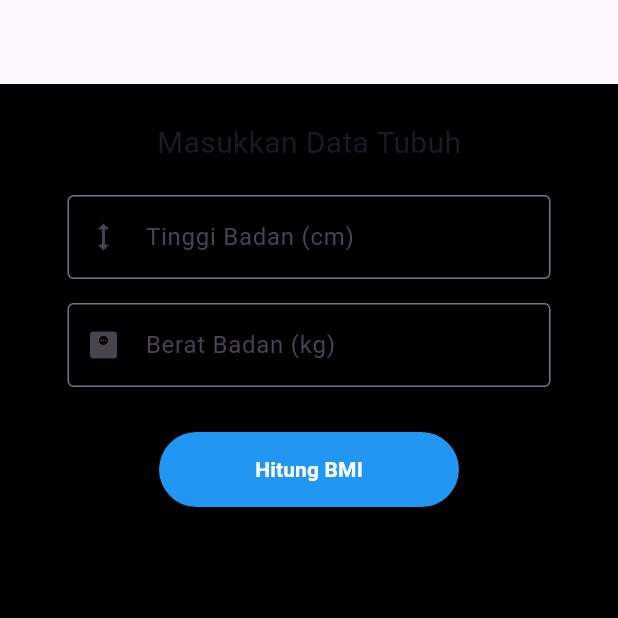
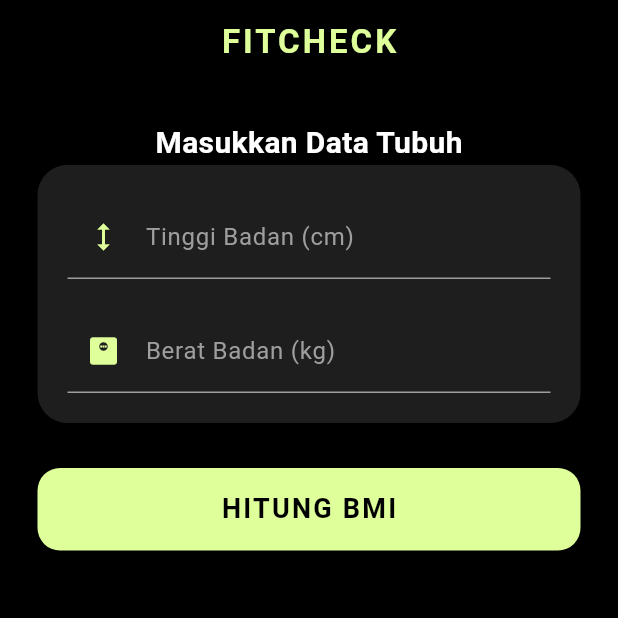
Before and after one commit to haikalassiddiqqi/uas_fitcheck_kalori, a Flutter app: the screen it shows after launch, on a phone screen of 412 x 824 dp, the top half of it. Run offline on Flutter 3.47's test engine with Material 3 defaults, Android fonts, the phone set to English and light mode, and no system bars.

Commit message:
membuat card untuk fitur tinggi badan, dan berat badan

```diff
--- a/lib/main.dart
+++ b/lib/main.dart
@@ -65,7 +65,17 @@ class _MyHomePageState extends State<MyHomePage> {
    return Scaffold(
   backgroundColor: Colors.black,
  appBar: AppBar(
-    // ... isi AppBar Neon tadi ...
+        title: const Text(
+          "FITCHECK",
+          style: TextStyle(
+            color: Color(0xFFDEFF9A), // Ini si Hijau Stabilo-nya
+            fontWeight: FontWeight.bold,
+            letterSpacing: 2
+          )
+        ),
+        backgroundColor: Colors.black,
+        centerTitle: true,
+        elevation: 0,
       ),
   body: SingleChildScrollView( // Cukup satu saja di sini
     child: Padding( // Langsung masuk ke Padding
@@ -75,34 +85,46 @@ class _MyHomePageState extends State<MyHomePage> {
             children: <Widget>[
               const Text(
   'Masukkan Data Tubuh',
-                style: TextStyle(fontSize: 20),
+  style: TextStyle(
+    fontSize: 20,
+    color: Colors.white, // Ini yang bikin tulisannya muncul terang
+    fontWeight: FontWeight.bold,
+  ),
+),
+              Container(
+  padding: const EdgeInsets.all(20),
+  decoration: BoxDecoration(
+    color: const Color(0xFF1E1E1E), // Abu-abu gelap premium
+    borderRadius: BorderRadius.circular(20),
+  ),
+  child: Column(
+    children: [
+      TextField(
+        controller: tinggiController,
+        keyboardType: TextInputType.number,
+        style: const TextStyle(color: Colors.white),
+        decoration: InputDecoration(
+          labelText: "Tinggi Badan (cm)",
+          labelStyle: const TextStyle(color: Colors.grey),
+          prefixIcon: const Icon(Icons.height, color: Color(0xFFDEFF9A)), // Ikon warna neon
+          enabledBorder: const UnderlineInputBorder(borderSide: BorderSide(color: Colors.grey)),
+          focusedBorder: const UnderlineInputBorder(borderSide: BorderSide(color: Color(0xFFDEFF9A))),
+        ),
       ),
       const SizedBox(height: 20),
-              Padding(
-                padding: const EdgeInsets.symmetric(horizontal: 20),
-                child: TextField(
-                  // 🧩 Step 2: Sambungkan controller ke TextField Tinggi
-                  controller: tinggiController,
+      TextField(
+        controller: beratController,
         keyboardType: TextInputType.number,
-                  decoration: const InputDecoration(
-                    labelText: 'Tinggi Badan (cm)',
-                    border: OutlineInputBorder(),
-                    prefixIcon: Icon(Icons.height),
+        style: const TextStyle(color: Colors.white),
+        decoration: InputDecoration(
+          labelText: "Berat Badan (kg)",
+          labelStyle: const TextStyle(color: Colors.grey),
+          prefixIcon: const Icon(Icons.monitor_weight, color: Color(0xFFDEFF9A)), // Ikon warna neon
+          enabledBorder: const UnderlineInputBorder(borderSide: BorderSide(color: Colors.grey)),
+          focusedBorder: const UnderlineInputBorder(borderSide: BorderSide(color: Color(0xFFDEFF9A))),
         ),
       ),
-              ),
-              const SizedBox(height: 16),
-              Padding(
-                padding: const EdgeInsets.symmetric(horizontal: 20),
-                child: TextField(
-                  // 🧩 Step 2: Sambungkan controller ke TextField Berat
-                  controller: beratController,
-                  keyboardType: TextInputType.number,
-                  decoration: const InputDecoration(
-                    labelText: 'Berat Badan (kg)',
-                    border: OutlineInputBorder(),
-                    prefixIcon: Icon(Icons.monitor_weight),
-                  ),
+    ],
   ),
 ),
               const SizedBox(height: 30),
@@ -139,22 +161,28 @@ class _MyHomePageState extends State<MyHomePage> {
                   }
                 },
                style: ElevatedButton.styleFrom(
-                  backgroundColor: Colors.blue,
-                  foregroundColor: Colors.white,
-                  minimumSize: const Size(200, 50),
+  backgroundColor: const Color(0xFFDEFF9A), // Warna Hijau Stabilo
+  foregroundColor: Colors.black, // Teks jadi Hitam biar Sangar
+  minimumSize: const Size(double.infinity, 55), // Tombol jadi panjang & tebal
+  shape: RoundedRectangleBorder(borderRadius: BorderRadius.circular(15)),
+  elevation: 5,
 ),
 child: const Text(
-                  'Hitung BMI',
-                  style: TextStyle(fontWeight: FontWeight.bold),
+  'HITUNG BMI',
+  style: TextStyle(
+    fontWeight: FontWeight.bold,
+    fontSize: 18,
+    letterSpacing: 1.5
+  ),
 ),
               ),
               const SizedBox(height: 20),
              Text(
   hasilBMI,
   style: const TextStyle(
-                  fontSize: 24,
+    fontSize: 40,
     fontWeight: FontWeight.bold,
-                  color: Colors.blueAccent
+    color: Color(0xFFDEFF9A) // Biar angkanya nyala Hijau Stabilo juga!
   ),
 ),
               const SizedBox(height: 10),
```
Lines whose indentation alone changed are shown as unchanged.
